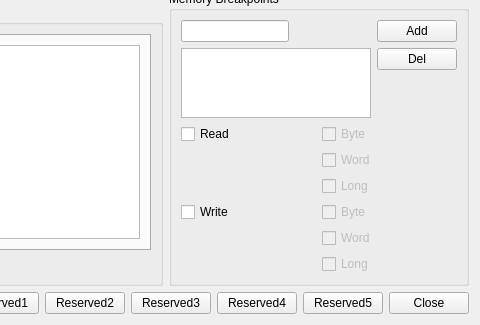
First picture: the form in yabause/src/qt/ui/UIDebugCPU.ui, repository KitoHo/yabause, before the edit; both pictures show x 507 to 987 and y 165 to 490 of the 987 by 490 pixel window.
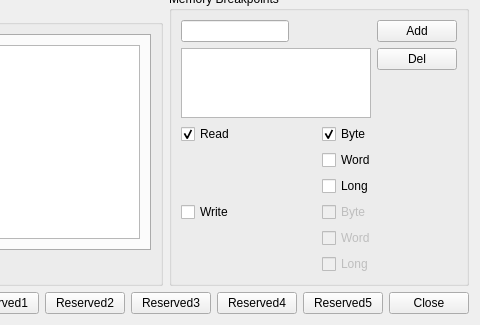
Second picture: the form after the edit. The open tabs and pages were chosen to show the change. Custom widgets are drawn as their Qt base class.

The edit to the form file:
```diff
--- a/yabause/src/qt/ui/UIDebugCPU.ui
+++ b/yabause/src/qt/ui/UIDebugCPU.ui
@@ -372,6 +372,9 @@
                 <property name="text">
                  <string>Read</string>
                 </property>
+                <property name="checked">
+                 <bool>true</bool>
+                </property>
                </widget>
               </item>
               <item>
@@ -414,27 +417,36 @@
               <item>
                <widget class="QCheckBox" name="cbReadByte">
                 <property name="enabled">
-                 <bool>false</bool>
+                 <bool>true</bool>
                 </property>
                 <property name="text">
                  <string>Byte</string>
                 </property>
+                <property name="checkable">
+                 <bool>true</bool>
+                </property>
+                <property name="checked">
+                 <bool>true</bool>
+                </property>
                </widget>
               </item>
               <item>
                <widget class="QCheckBox" name="cbReadWord">
                 <property name="enabled">
-                 <bool>false</bool>
+                 <bool>true</bool>
                 </property>
                 <property name="text">
                  <string>Word</string>
                 </property>
+                <property name="checked">
+                 <bool>false</bool>
+                </property>
                </widget>
               </item>
               <item>
                <widget class="QCheckBox" name="cbReadLong">
                 <property name="enabled">
-                 <bool>false</bool>
+                 <bool>true</bool>
                 </property>
                 <property name="text">
                  <string>Long</string>
```
Left out of the diff: 2 changed lines with no effect on the pictures.
